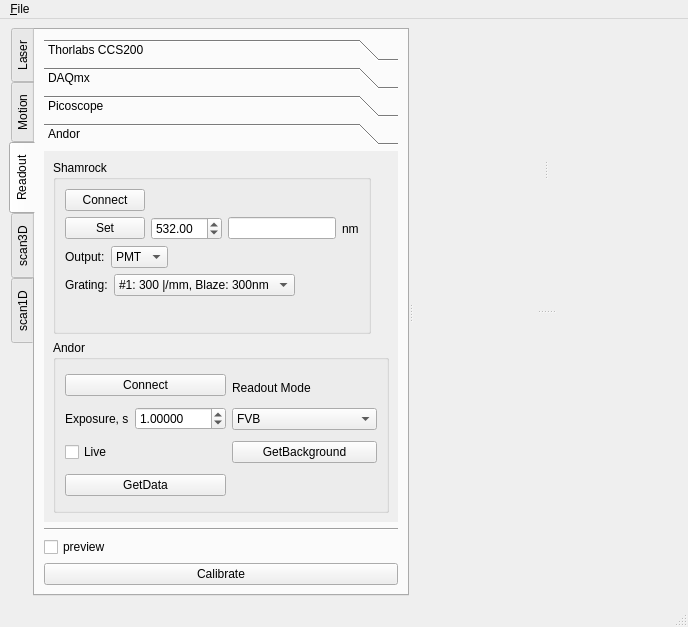
First picture: the form in microV.ui, repository xkronosua/microV, before the edit.
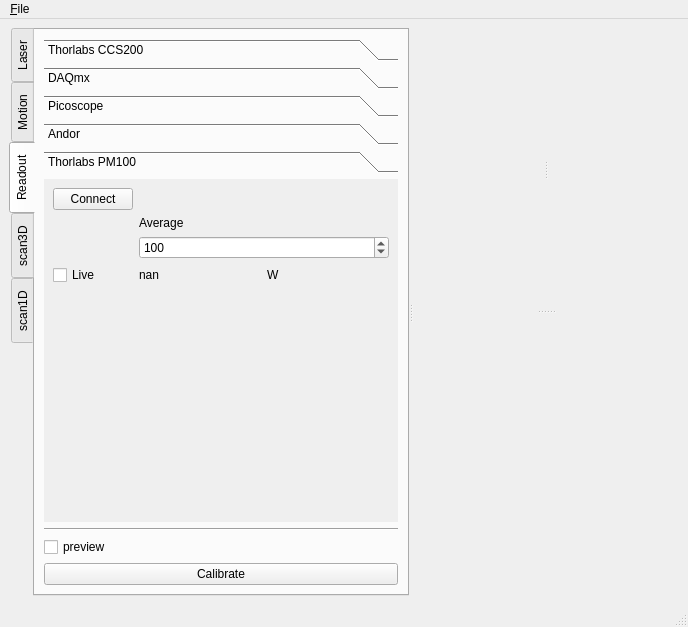
Second picture: the form after the edit. The open tabs and pages were chosen to show the change.

Diff of the .ui file:
```diff
--- a/microV.ui
+++ b/microV.ui
@@ -550,6 +550,15 @@
         <layout class="QVBoxLayout" name="verticalLayout_3">
          <item>
           <widget class="QToolBox" name="toolBox_2">
+           <property name="frameShape">
+            <enum>QFrame::NoFrame</enum>
+           </property>
+           <property name="frameShadow">
+            <enum>QFrame::Sunken</enum>
+           </property>
+           <property name="lineWidth">
+            <number>2</number>
+           </property>
            <property name="currentIndex">
             <number>3</number>
            </property>
@@ -1112,7 +1121,7 @@
               <x>0</x>
               <y>0</y>
               <width>356</width>
-              <height>375</height>
+              <height>348</height>
              </rect>
             </property>
             <attribute name="label">
@@ -1316,7 +1325,7 @@
                 <item row="2" column="1">
                  <widget class="QPushButton" name="andorCameraGetBackground">
                   <property name="text">
-                   <string>GetBackground</string>
+                   <string>GetBaseline</string>
                   </property>
                  </widget>
                 </item>
@@ -1335,6 +1344,80 @@
              </item>
             </layout>
            </widget>
+           <widget class="QWidget" name="page_2">
+            <property name="geometry">
+             <rect>
+              <x>0</x>
+              <y>0</y>
+              <width>356</width>
+              <height>348</height>
+             </rect>
+            </property>
+            <attribute name="label">
+             <string>Thorlabs PM100</string>
+            </attribute>
+            <layout class="QFormLayout" name="formLayout_2">
+             <item row="0" column="0">
+              <widget class="QPushButton" name="pm100Connect">
+               <property name="text">
+                <string>Connect</string>
+               </property>
+               <property name="checkable">
+                <bool>true</bool>
+               </property>
+              </widget>
+             </item>
+             <item row="1" column="1">
+              <layout class="QVBoxLayout" name="verticalLayout_11">
+               <item>
+                <widget class="QLabel" name="label_21">
+                 <property name="text">
+                  <string>Average</string>
+                 </property>
+                </widget>
+               </item>
+               <item>
+                <widget class="QSpinBox" name="pm100Average">
+                 <property name="minimum">
+                  <number>1</number>
+                 </property>
+                 <property name="maximum">
+                  <number>10000</number>
+                 </property>
+                 <property name="value">
+                  <number>100</number>
+                 </property>
+                </widget>
+               </item>
+              </layout>
+             </item>
+             <item row="2" column="0">
+              <widget class="QCheckBox" name="pm100Live">
+               <property name="text">
+                <string>Live</string>
+               </property>
+              </widget>
+             </item>
+             <item row="2" column="1">
+              <layout class="QHBoxLayout" name="horizontalLayout_13">
+               <item>
+                <widget class="QLabel" name="pm100Power">
+                 <property name="text">
+                  <string>nan</string>
+                 </property>
+                </widget>
+               </item>
+               <item>
+                <widget class="QLabel" name="label_22">
+                 <property name="text">
+                  <string>W</string>
+                 </property>
+                </widget>
+               </item>
+              </layout>
+             </item>
+            </layout>
+           </widget>
           </widget>
          </item>
          <item>
```
Left out of the diff: 6 changed lines with no effect on the pictures.
